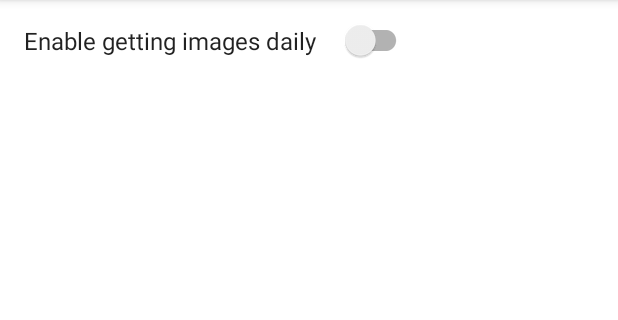
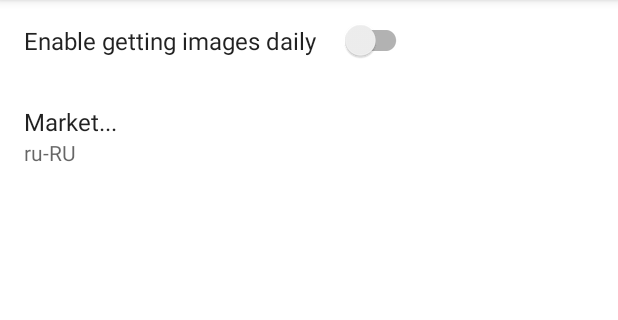
Before and after one commit to o-hackee/MyBingWallpapers, an Android app: the screen it shows after launch (MainActivity), on a phone screen of 412 x 824 dp, the part 84-404 px from its top. Run offline under Robolectric (Android 15) with nearby library versions, the phone set to English and light mode, and no system bars; our stand-ins replace Timber, androidx.preference, data binding; 6 statements that could not run were skipped.

Commit message:
market option added and periodic work time changed from 6am to 8am

```diff
--- a/app/src/main/java/com/example/mybingwallpapers/MySettingsFragment.kt
+++ b/app/src/main/java/com/example/mybingwallpapers/MySettingsFragment.kt
@@ -1,6 +1,7 @@
 package com.example.mybingwallpapers
 
 import android.os.Bundle
+import androidx.preference.ListPreference
 import androidx.preference.Preference
 import androidx.preference.PreferenceFragmentCompat
 import androidx.preference.SwitchPreferenceCompat
@@ -9,20 +10,23 @@ import java.util.*
 import java.util.concurrent.TimeUnit
 
 class MySettingsFragment : PreferenceFragmentCompat() {
-    private val activeSettingKey = "active"
-    private val workHour = 6
+    private val activeSettingKey by lazy { getString(R.string.key_active) }
+    private val selectedMarketSettingKey by lazy { getString(R.string.key_selected_market) }
+    private val workHour = 8
     private val workManager by lazy { WorkManager.getInstance(requireContext()) }
 
     override fun onCreatePreferences(savedInstanceState: Bundle?, rootKey: String?) {
         setPreferencesFromResource(R.xml.preferences, rootKey)
-        val signaturePreference: SwitchPreferenceCompat? = findPreference(activeSettingKey)
-        signaturePreference?.onPreferenceChangeListener = Preference.OnPreferenceChangeListener(::onPreferenceChange)
-
+        val activePreference = findPreference<SwitchPreferenceCompat>(activeSettingKey)
+        val onPreferenceChangeListener = Preference.OnPreferenceChangeListener(::onPreferenceChange)
+        activePreference?.onPreferenceChangeListener = onPreferenceChangeListener
+        val marketPreference = findPreference<ListPreference>(selectedMarketSettingKey)
+        marketPreference?.onPreferenceChangeListener = onPreferenceChangeListener
     }
 
     private fun onPreferenceChange(preference: Preference, newValue: Any): Boolean {
-        if (preference.key != activeSettingKey)
-            return true
+        when (preference.key) {
+            activeSettingKey -> {
                 val isCurrentlyActive = preference.sharedPreferences.getBoolean(activeSettingKey, false)
                 if (isCurrentlyActive) {
                     if (newValue == false) {
@@ -36,6 +40,21 @@ class MySettingsFragment : PreferenceFragmentCompat() {
                     }
                 }
 
+                return true
+            }
+            selectedMarketSettingKey -> {
+                val isCurrentlyActive = preference.sharedPreferences.getBoolean(activeSettingKey, false)
+                if (isCurrentlyActive) {
+                    val currentMarket =
+                        preference.sharedPreferences.getString(selectedMarketSettingKey, "")
+                    if (currentMarket != newValue) {
+                        startJob()
+                        return true
+                    }
+                }
+                return true
+            }
+        }
         return true
     }
 
--- a/app/src/main/res/values/arrays.xml
+++ b/app/src/main/res/values/arrays.xml
@@ -1,12 +1,7 @@
 <resources>
-    <!-- Reply Preference -->
-    <string-array name="reply_entries">
-        <item>Reply</item>
-        <item>Reply to all</item>
-    </string-array>
-
-    <string-array name="reply_values">
-        <item>reply</item>
-        <item>reply_all</item>
+    <string-array name="markets">
+        <item>ru-RU</item>
+        <item>de-AT</item>
+        <item>en-US</item>
     </string-array>
 </resources>
--- a/app/src/main/res/values/strings.xml
+++ b/app/src/main/res/values/strings.xml
@@ -1,3 +1,5 @@
 <resources>
     <string name="app_name">My Bing Wallpapers</string>
+    <string name="key_active">active</string>
+    <string name="key_selected_market">selectedMarket</string>
 </resources>
--- a/app/src/main/res/xml/preferences.xml
+++ b/app/src/main/res/xml/preferences.xml
@@ -1,9 +1,17 @@
 <?xml version="1.0" encoding="utf-8"?>
-<androidx.preference.PreferenceScreen xmlns:app="http://schemas.android.com/apk/res-auto">
+<androidx.preference.PreferenceScreen xmlns:app="http://schemas.android.com/apk/res-auto"
+    xmlns:android="http://schemas.android.com/apk/res/android">
 
     <SwitchPreferenceCompat
         app:iconSpaceReserved="false"
-        app:key="active"
+        app:key="@string/key_active"
         app:title="Enable getting images daily" />
-
+    <ListPreference
+        app:iconSpaceReserved="false"
+        android:title="Market..."
+        android:key="@string/key_selected_market"
+        android:summary="%s"
+        android:defaultValue="ru-RU"
+        android:entries="@array/markets"
+        android:entryValues="@array/markets" />
 </androidx.preference.PreferenceScreen>
```
Also changed, not shown: app/src/main/java/com/example/mybingwallpapers/ImageApi.kt (+4 -3 lines), app/src/main/java/com/example/mybingwallpapers/Workers.kt (+8 -4 lines). Lines whose indentation alone changed are shown as unchanged.
